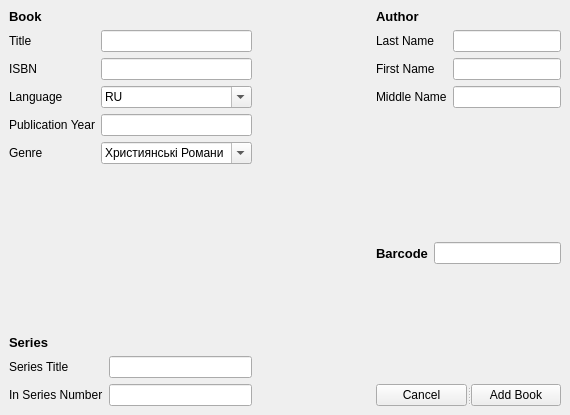
Before: the Qt Designer form src/gui/fubc_lib.ui in ysalo/fubc_library, drawn with Qt 5.
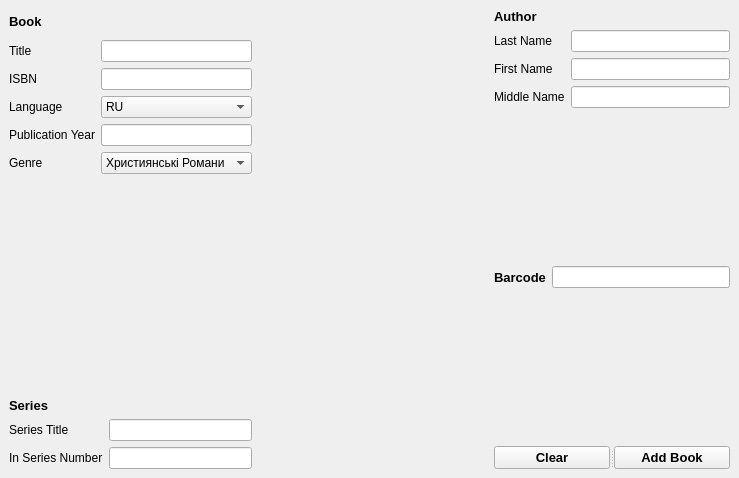
After: the same form once the commit is applied. The open tabs and pages were chosen to show the change.

Commit message: add error message to login page, connect addBookPage buttons

What changed in the file:
```diff
--- a/src/gui/fubc_lib.ui
+++ b/src/gui/fubc_lib.ui
@@ -6,8 +6,8 @@
    <rect>
     <x>0</x>
     <y>0</y>
-    <width>570</width>
-    <height>415</height>
+    <width>739</width>
+    <height>478</height>
    </rect>
   </property>
   <property name="windowTitle">
@@ -28,15 +28,15 @@
      <number>11</number>
     </property>
     <item row="0" column="0">
-     <layout class="QFormLayout" name="formLayoutLabels">
-      <property name="labelAlignment">
-       <set>Qt::AlignLeading|Qt::AlignLeft|Qt::AlignTop</set>
+     <layout class="QGridLayout" name="gridLayout" rowstretch="0,0,0" columnstretch="0,0" rowminimumheight="0,0,0">
+      <property name="leftMargin">
+       <number>0</number>
+      </property>
+      <property name="topMargin">
+       <number>0</number>
       </property>
       <property name="horizontalSpacing">
-       <number>4</number>
-      </property>
-      <property name="verticalSpacing">
-       <number>2</number>
+       <number>7</number>
       </property>
       <item row="0" column="0">
        <widget class="QLabel" name="user_label">
@@ -131,125 +131,6 @@
   </widget>
   <widget class="QWidget" name="AddBookPage">
    <layout class="QGridLayout" name="gridLayout_4">
-    <item row="0" column="0">
-     <layout class="QGridLayout" name="gridLayout_3">
-      <item row="0" column="0">
-       <widget class="QLabel" name="label">
-        <property name="font">
-         <font>
-          <pointsize>10</pointsize>
-          <weight>75</weight>
-          <bold>true</bold>
-         </font>
-        </property>
-        <property name="text">
-         <string>Book</string>
-        </property>
-       </widget>
-      </item>
-      <item row="1" column="0">
-       <widget class="QLabel" name="label_6">
-        <property name="text">
-         <string>Title </string>
-        </property>
-       </widget>
-      </item>
-      <item row="1" column="1">
-       <widget class="QLineEdit" name="lineEdit_3"/>
-      </item>
-      <item row="2" column="0">
-       <widget class="QLabel" name="label_7">
-        <property name="text">
-         <string>ISBN</string>
-        </property>
-       </widget>
-      </item>
-      <item row="2" column="1">
-       <widget class="QLineEdit" name="lineEdit_4"/>
-      </item>
-      <item row="3" column="0">
-       <widget class="QLabel" name="label_8">
-        <property name="text">
-         <string>Language</string>
-        </property>
-       </widget>
-      </item>
-      <item row="3" column="1">
-       <widget class="QComboBox" name="comboBox">
-        <property name="enabled">
-         <bool>true</bool>
-        </property>
-        <property name="editable">
-         <bool>true</bool>
-        </property>
-        <property name="insertPolicy">
-         <enum>QComboBox::NoInsert</enum>
-        </property>
-        <property name="minimumContentsLength">
-         <number>0</number>
-        </property>
-        <item>
-         <property name="text">
-          <string>RU</string>
-         </property>
-        </item>
-        <item>
-         <property name="text">
-          <string>UA</string>
-         </property>
-        </item>
-        <item>
-         <property name="text">
-          <string>EN</string>
-         </property>
-        </item>
-       </widget>
-      </item>
-      <item row="4" column="0">
-       <widget class="QLabel" name="label_9">
-        <property name="text">
-         <string>Publication Year</string>
-        </property>
-       </widget>
-      </item>
-      <item row="4" column="1">
-       <widget class="QLineEdit" name="lineEdit_5"/>
-      </item>
-      <item row="5" column="0">
-       <widget class="QLabel" name="label_12">
-        <property name="text">
-         <string>Genre</string>
-        </property>
-       </widget>
-      </item>
-      <item row="5" column="1">
-       <widget class="QComboBox" name="comboBox_2">
-        <property name="enabled">
-         <bool>true</bool>
-        </property>
-        <property name="editable">
-         <bool>true</bool>
-        </property>
-        <property name="insertPolicy">
-         <enum>QComboBox::NoInsert</enum>
-        </property>
-        <property name="minimumContentsLength">
-         <number>0</number>
-        </property>
-        <item>
-         <property name="text">
-          <string>Християнські Романи</string>
-         </property>
-        </item>
-        <item>
-         <property name="text">
-          <string>Різні</string>
-         </property>
-        </item>
-       </widget>
-      </item>
-     </layout>
-    </item>
     <item row="0" column="1">
      <spacer name="horizontalSpacer">
       <property name="orientation">
@@ -257,8 +138,8 @@
       </property>
       <property name="sizeHint" stdset="0">
        <size>
-        <width>55</width>
-        <height>20</height>
+        <width>224</width>
+        <height>165</height>
        </size>
       </property>
      </spacer>
@@ -369,15 +250,47 @@
         <property name="orientation">
          <enum>Qt::Horizontal</enum>
         </property>
-        <widget class="QPushButton" name="pushButton_2">
+        <widget class="QPushButton" name="add_book_cancel_btn">
+         <property name="font">
+          <font>
+           <pointsize>10</pointsize>
+           <weight>75</weight>
+           <bold>true</bold>
+          </font>
+         </property>
+         <property name="mouseTracking">
+          <bool>true</bool>
+         </property>
          <property name="text">
-          <string>Cancel</string>
+          <string>Clear</string>
+         </property>
+         <property name="autoDefault">
+          <bool>true</bool>
          </property>
         </widget>
-        <widget class="QPushButton" name="pushButton">
+        <widget class="QPushButton" name="add_book_btn">
+         <property name="font">
+          <font>
+           <pointsize>10</pointsize>
+           <weight>75</weight>
+           <bold>true</bold>
+          </font>
+         </property>
+         <property name="mouseTracking">
+          <bool>true</bool>
+         </property>
+         <property name="layoutDirection">
+          <enum>Qt::LeftToRight</enum>
+         </property>
+         <property name="autoFillBackground">
+          <bool>true</bool>
+         </property>
          <property name="text">
           <string>Add Book</string>
          </property>
+         <property name="autoDefault">
+          <bool>true</bool>
+         </property>
         </widget>
        </widget>
       </item>
@@ -391,13 +304,132 @@
       <property name="sizeHint" stdset="0">
        <size>
         <width>20</width>
-        <height>127</height>
+        <height>190</height>
        </size>
       </property>
      </spacer>
     </item>
+    <item row="0" column="0">
+     <layout class="QGridLayout" name="bookGridLayout">
+      <item row="0" column="0">
+       <widget class="QLabel" name="book_label">
+        <property name="font">
+         <font>
+          <pointsize>10</pointsize>
+          <weight>75</weight>
+          <bold>true</bold>
+         </font>
+        </property>
+        <property name="text">
+         <string>Book</string>
+        </property>
+       </widget>
+      </item>
+      <item row="1" column="0">
+       <widget class="QLabel" name="book_title_label">
+        <property name="text">
+         <string>Title </string>
+        </property>
+       </widget>
+      </item>
+      <item row="1" column="1">
+       <widget class="QLineEdit" name="book_title_line"/>
+      </item>
+      <item row="2" column="0">
+       <widget class="QLabel" name="isbn_label">
+        <property name="text">
+         <string>ISBN</string>
+        </property>
+       </widget>
+      </item>
+      <item row="2" column="1">
+       <widget class="QLineEdit" name="isbn_line"/>
+      </item>
+      <item row="3" column="0">
+       <widget class="QLabel" name="language_label">
+        <property name="text">
+         <string>Language</string>
+        </property>
+       </widget>
+      </item>
+      <item row="3" column="1">
+       <widget class="QComboBox" name="language_box">
+        <property name="enabled">
+         <bool>true</bool>
+        </property>
+        <property name="editable">
+         <bool>false</bool>
+        </property>
+        <property name="insertPolicy">
+         <enum>QComboBox::NoInsert</enum>
+        </property>
+        <property name="minimumContentsLength">
+         <number>0</number>
+        </property>
+        <item>
+         <property name="text">
+          <string>RU</string>
+         </property>
+        </item>
+        <item>
+         <property name="text">
+          <string>UA</string>
+         </property>
+        </item>
+        <item>
+         <property name="text">
+          <string>EN</string>
+         </property>
+        </item>
+       </widget>
+      </item>
+      <item row="4" column="0">
+       <widget class="QLabel" name="pub_year_label">
+        <property name="text">
+         <string>Publication Year</string>
+        </property>
+       </widget>
+      </item>
+      <item row="4" column="1">
+       <widget class="QLineEdit" name="pub_year_line"/>
+      </item>
+      <item row="5" column="0">
+       <widget class="QLabel" name="genre_label">
+        <property name="text">
+         <string>Genre</string>
+        </property>
+       </widget>
+      </item>
+      <item row="5" column="1">
+       <widget class="QComboBox" name="genre_box">
+        <property name="enabled">
+         <bool>true</bool>
+        </property>
+        <property name="editable">
+         <bool>false</bool>
+        </property>
+        <property name="insertPolicy">
+         <enum>QComboBox::NoInsert</enum>
+        </property>
+        <property name="minimumContentsLength">
+         <number>0</number>
+        </property>
+        <item>
+         <property name="text">
+          <string>Християнські Романи</string>
+         </property>
+        </item>
+        <item>
+         <property name="text">
+          <string>Різні</string>
+         </property>
+        </item>
+       </widget>
+      </item>
+     </layout>
+    </item>
     <item row="2" column="0">
-     <layout class="QGridLayout" name="gridLayout">
+     <layout class="QGridLayout" name="seriesGridLayout">
       <item row="0" column="0">
        <widget class="QLabel" name="series_label">
         <property name="font">
@@ -413,28 +445,28 @@
        </widget>
       </item>
       <item row="1" column="0">
-       <widget class="QLabel" name="label_4">
+       <widget class="QLabel" name="series_title_label">
         <property name="text">
          <string>Series Title</string>
         </property>
        </widget>
       </item>
       <item row="1" column="1">
-       <widget class="QLineEdit" name="lineEdit">
+       <widget class="QLineEdit" name="series_title_line">
         <property name="text">
          <string/>
         </property>
        </widget>
       </item>
       <item row="2" column="0">
-       <widget class="QLabel" name="label_5">
+       <widget class="QLabel" name="in_series_label">
         <property name="text">
          <string>In Series Number</string>
         </property>
        </widget>
       </item>
       <item row="2" column="1">
-       <widget class="QLineEdit" name="lineEdit_2"/>
+       <widget class="QLineEdit" name="in_series_line"/>
       </item>
      </layout>
     </item>
```
Left out of the diff: 137 changed lines with no effect on the pictures. The commit also changes 2 other files.
